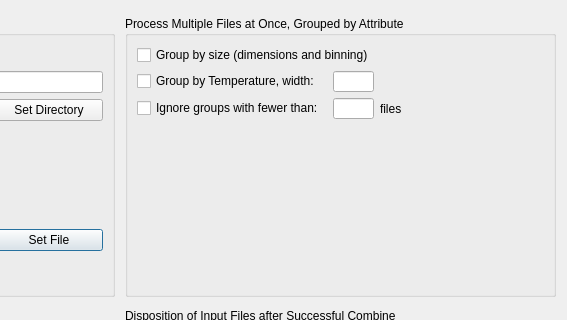
Qt form PreferencesWindow.ui (RMcDOttawa/MasterFlatMaker) before a commit; both pictures show x 327 to 894 and y 0 to 320 of the 894 by 529 pixel window.
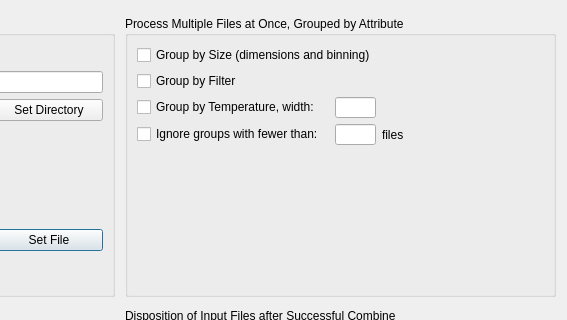
The same form after that commit.

Commit message: Grouping by filter: preferences and UI controller done (not processing logic)

The edit to the form file:
```diff
--- a/PreferencesWindow.ui
+++ b/PreferencesWindow.ui
@@ -242,21 +242,7 @@
       <string>Process Multiple Files at Once, Grouped by Attribute</string>
      </property>
      <layout class="QGridLayout" name="gridLayout_2">
-      <item row="2" column="0">
-       <widget class="QCheckBox" name="ignoreSmallGroupsCB">
-        <property name="text">
-         <string>Ignore groups with fewer than:</string>
-        </property>
-       </widget>
-      </item>
-      <item row="2" column="2">
-       <widget class="QLabel" name="label_9">
-        <property name="text">
-         <string>files</string>
-        </property>
-       </widget>
-      </item>
-      <item row="1" column="1">
+      <item row="2" column="1">
        <widget class="QLineEdit" name="temperatureGroupBandwidth">
         <property name="maximumSize">
          <size>
@@ -269,7 +255,17 @@
         </property>
        </widget>
       </item>
-      <item row="2" column="1">
+      <item row="2" column="0">
+       <widget class="QCheckBox" name="groupByTemperatureCB">
+        <property name="toolTip">
+         <string>Process sets of files having different CCD temperatures</string>
+        </property>
+        <property name="text">
+         <string>Group by Temperature, width:</string>
+        </property>
+       </widget>
+      </item>
+      <item row="3" column="1">
        <widget class="QLineEdit" name="minimumGroupSize">
         <property name="maximumSize">
          <size>
@@ -285,11 +281,25 @@
          <string>Process sets of files having different dimensions or binnings</string>
         </property>
         <property name="text">
-         <string>Group by size (dimensions and binning)</string>
+         <string>Group by Size (dimensions and binning)</string>
         </property>
        </widget>
       </item>
       <item row="3" column="0">
+       <widget class="QCheckBox" name="ignoreSmallGroupsCB">
+        <property name="text">
+         <string>Ignore groups with fewer than:</string>
+        </property>
+       </widget>
+      </item>
+      <item row="3" column="2">
+       <widget class="QLabel" name="label_9">
+        <property name="text">
+         <string>files</string>
+        </property>
+       </widget>
+      </item>
+      <item row="4" column="0">
        <spacer name="verticalSpacer">
         <property name="orientation">
          <enum>Qt::Vertical</enum>
@@ -303,12 +313,12 @@
        </spacer>
       </item>
       <item row="1" column="0">
-       <widget class="QCheckBox" name="groupByTemperatureCB">
+       <widget class="QCheckBox" name="groupByFilterCB">
         <property name="toolTip">
          <string>Process sets of files having different CCD temperatures</string>
         </property>
         <property name="text">
-         <string>Group by Temperature, width:</string>
+         <string>Group by Filter</string>
         </property>
        </widget>
       </item>
```
Left out of the diff: 2 changed lines with no effect on the pictures. The commit also changes 6 other files.
